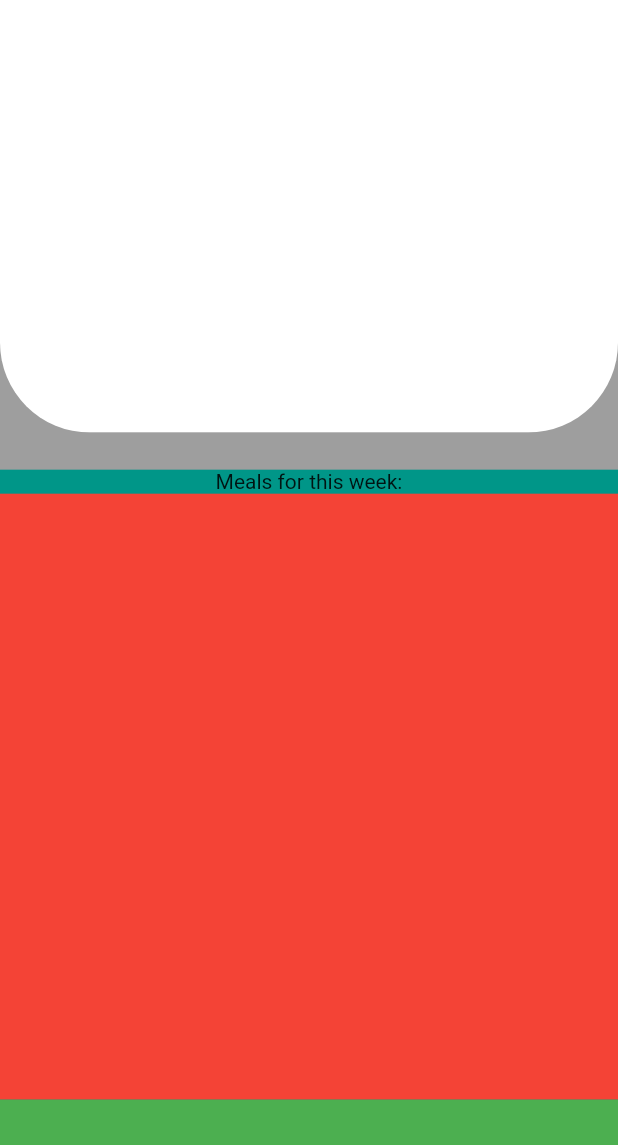
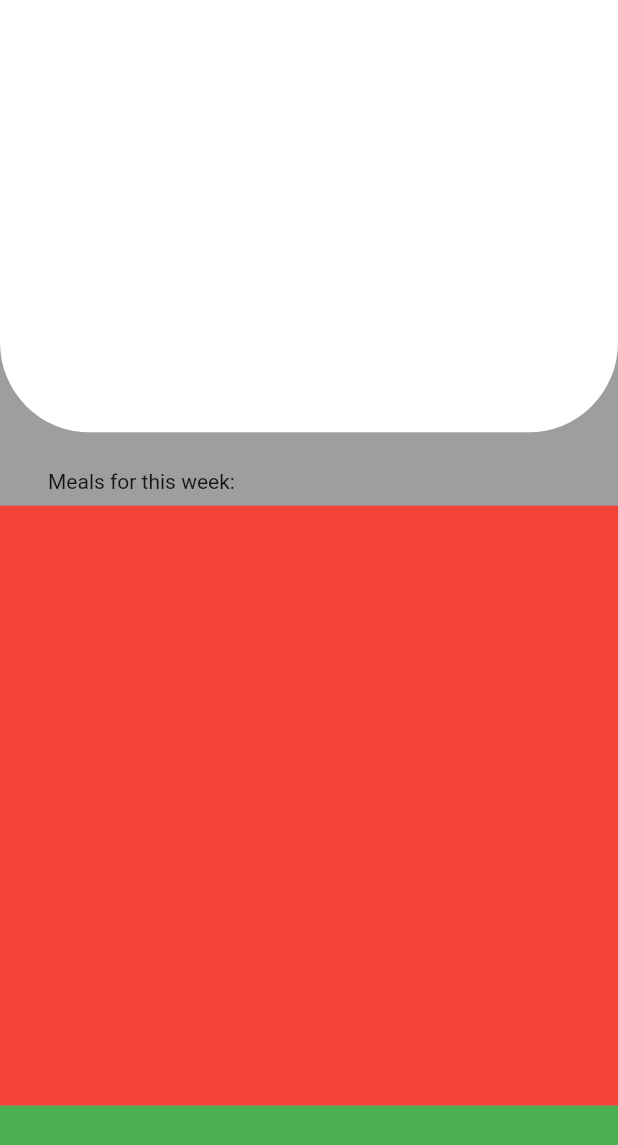
Before and after one commit to MWANGIKENNEDY/FlutterHealth, a Flutter app: the screen it shows after launch, on a phone screen of 412 x 824 dp. Shown: the top 1145 px of the screen. Run offline on Flutter 3.47's test engine with Material 2 defaults, Android fonts, the phone set to English and light mode, and no system bars.

Commit message:
Interface improvement

```diff
--- a/lib/home_page/home_page.dart
+++ b/lib/home_page/home_page.dart
@@ -29,12 +29,18 @@ class HomePage extends StatelessWidget{
             left: 0,
             right: 0,
             child: Container(
-              color: Colors.teal,
               height: height,
               child: Column(
+                crossAxisAlignment: CrossAxisAlignment.start,
                 children: <Widget>[
-                  Text(
-                    "Meals for this week:"
+                  Padding(
+                    padding: const EdgeInsets.only(
+                        bottom:8.0,
+                    left: 32,
+                    right: 32),
+                    child: Text(
+                      "Meals for this week:"
+                    ),
                   ),
                   Expanded(
                     child: Container(
```
